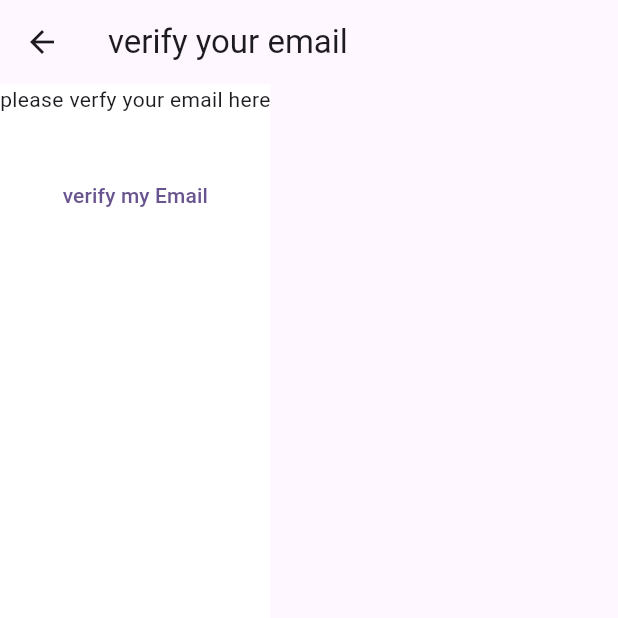
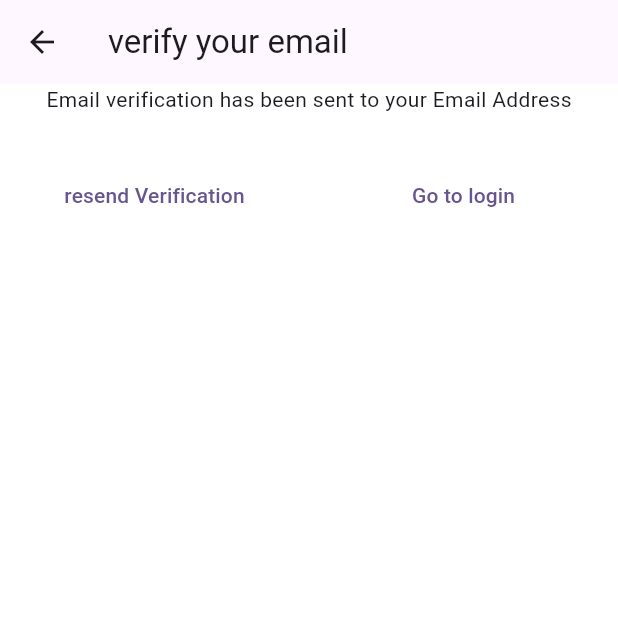
Before and after one commit to mnaveedfaruq/notesapponfirebase, a Flutter app: the EmailVerrificationPage screen opened by its route, on a phone screen of 412 x 824 dp, the top half of it. Run offline on Flutter 3.47's test engine with Material 3 defaults, Android fonts, the light colour scheme and no system bars; our stand-ins replace firebase_auth, firebase_core; accounts and stored records are empty; network calls fail.

Commit message:
verifed login

```diff
--- a/lib/views/everification.dart
+++ b/lib/views/everification.dart
@@ -1,4 +1,5 @@
 import 'package:firebase_auth/firebase_auth.dart';
+import 'package:firebasenotesapp/constant/routes.dart';
 import 'package:flutter/material.dart';
 
 class EmailVerrificationPage extends StatefulWidget {
@@ -19,16 +20,33 @@ class _EmailVerrificationPageState extends State<EmailVerrificationPage> {
           color: Colors.white,
           child: Column(
             children: [
-              const Text('please verfy your email here'),
+              const Text(
+                  'Email verification has been sent to your Email Address'),
               const SizedBox(
                 height: 30,
               ),
-              TextButton(
-                  onPressed: () async {
-                    final user = FirebaseAuth.instance.currentUser;
-                    await user?.sendEmailVerification();
-                  },
-                  child: const Text('verify my Email'))
+              Row(
+                children: [
+                  Expanded(
+                    child: TextButton(
+                        onPressed: () async {
+                          final user = FirebaseAuth.instance.currentUser;
+                          await user?.sendEmailVerification();
+                        },
+                        child: const Text('resend Verification')),
+                  ),
+                  Expanded(
+                    child: TextButton(
+                        onPressed: () {
+                          Navigator.of(context).pushNamedAndRemoveUntil(
+                            loginRoute,
+                            (route) => false,
+                          );
+                        },
+                        child: const Text('Go to login')),
+                  ),
+                ],
+              )
             ],
           ),
         ));
```
Also changed, not shown: lib/views/loginview.dart (+71 -10 lines), lib/views/notesview.dart (+22 -0 lines), lib/views/registerview.dart (+9 -2 lines).
